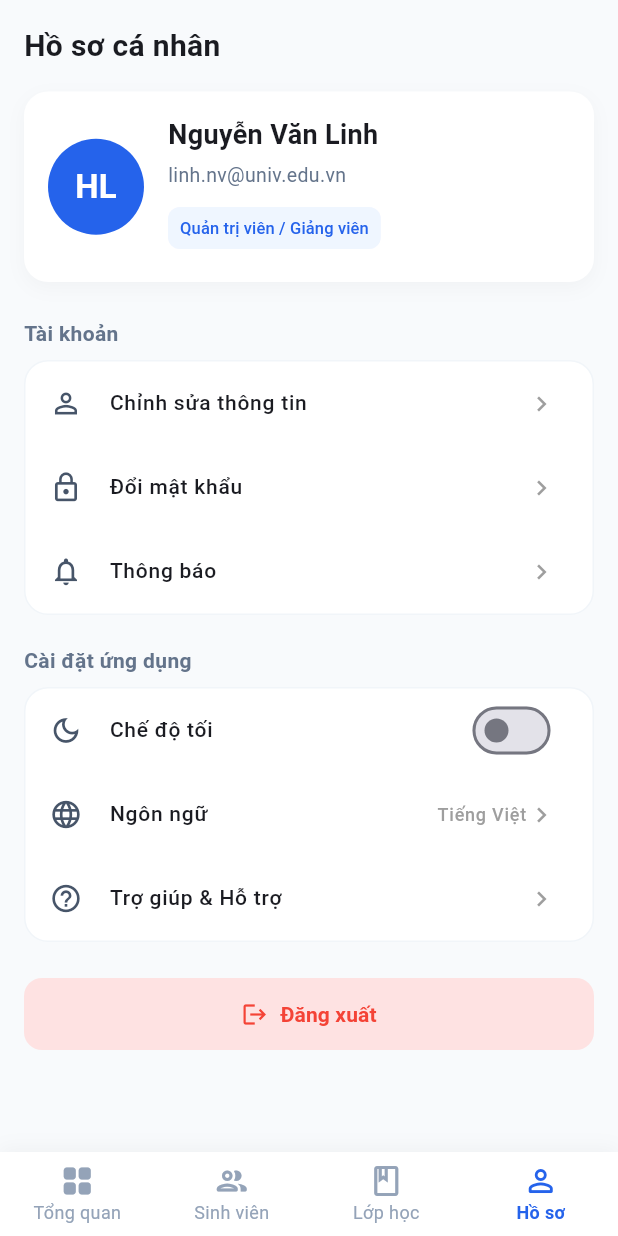
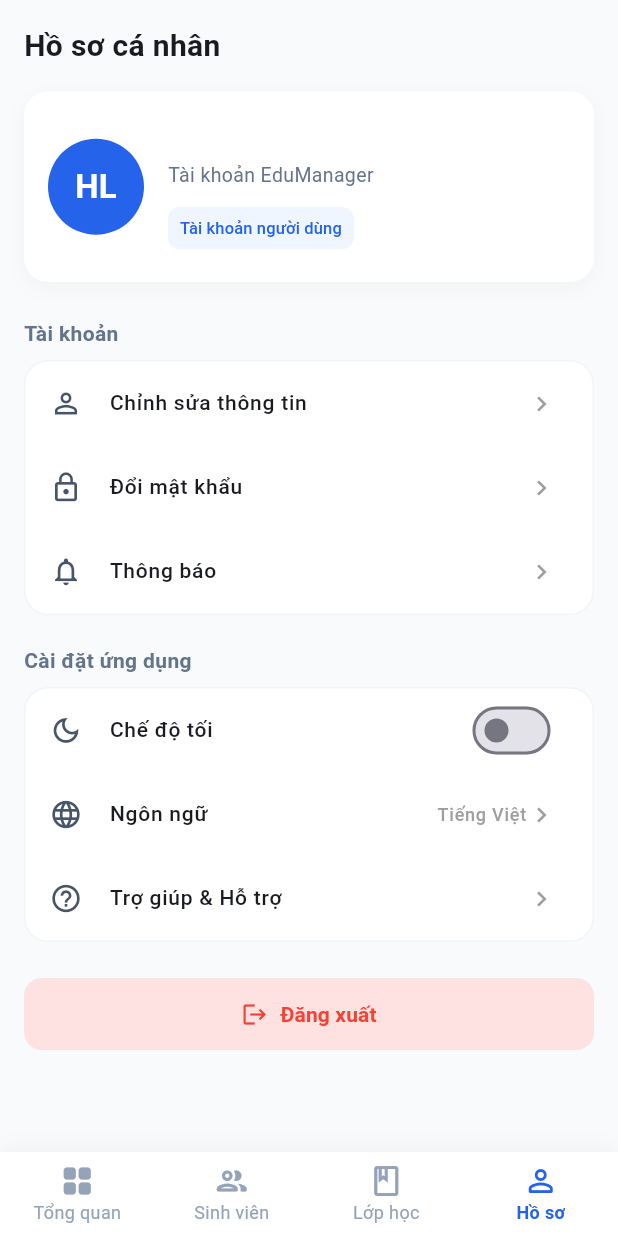
Before and after one commit to son111123/nhom_Dai_Son_Van, a Flutter app: the MainNavigationScreen screen opened directly with empty values, item 4 of the bottom bar chosen, on a phone screen of 412 x 824 dp. Run offline on Flutter 3.47's test engine with Material 3 defaults, Android fonts, the phone set to English and light mode, and no system bars.

Commit message:
login regis

```diff
--- a/dai_son_van_eduManagement/lib/hoso.dart
+++ b/dai_son_van_eduManagement/lib/hoso.dart
@@ -1,7 +1,14 @@
 import 'package:flutter/material.dart';
 
 class ProfileTab extends StatelessWidget {
-  const ProfileTab({super.key});
+  final String username;
+  final VoidCallback onLogout;
+
+  const ProfileTab({
+    super.key,
+    required this.username,
+    required this.onLogout,
+  });
 
   @override
   Widget build(BuildContext context) {
@@ -45,9 +52,9 @@ class ProfileTab extends StatelessWidget {
               Expanded(
                 child: Column(
                   crossAxisAlignment: CrossAxisAlignment.start,
-                  children: const [
+                  children: [
                     Text(
-                      'Nguyễn Văn Linh',
+                      username,
                       style: TextStyle(
                         fontSize: 18,
                         fontWeight: FontWeight.bold,
@@ -55,13 +62,13 @@ class ProfileTab extends StatelessWidget {
                     ),
                     SizedBox(height: 4),
                     Text(
-                      'linh.nv@univ.edu.vn',
+                      'Tài khoản EduManager',
                       style: TextStyle(color: Color(0xFF64748B), fontSize: 13),
                     ),
                     SizedBox(height: 6),
                     Chip(
                       label: Text(
-                        'Quản trị viên / Giảng viên',
+                        'Tài khoản người dùng',
                         style: TextStyle(
                           fontSize: 11,
                           color: Color(0xFF2563EB),
@@ -139,7 +146,7 @@ class ProfileTab extends StatelessWidget {
         const SizedBox(height: 24),
         // Nút Đăng xuất
         ElevatedButton.icon(
-          onPressed: () {},
+          onPressed: onLogout,
           icon: const Icon(Icons.logout, color: Colors.red),
           label: const Text(
             'Đăng xuất',
@@ -187,7 +194,9 @@ class _ProfileMenuItem extends StatelessWidget {
 
   @override
   Widget build(BuildContext context) {
-    return ListTile(
+    return Material(
+      color: Colors.transparent,
+      child: ListTile(
         onTap: onTap,
         leading: Icon(icon, color: const Color(0xFF475569), size: 22),
         title: Text(
@@ -207,6 +216,7 @@ class _ProfileMenuItem extends StatelessWidget {
                 const Icon(Icons.chevron_right, color: Colors.grey, size: 20),
               ],
             ),
+      ),
     );
   }
 }
```
Lines whose indentation alone changed are shown as unchanged.
